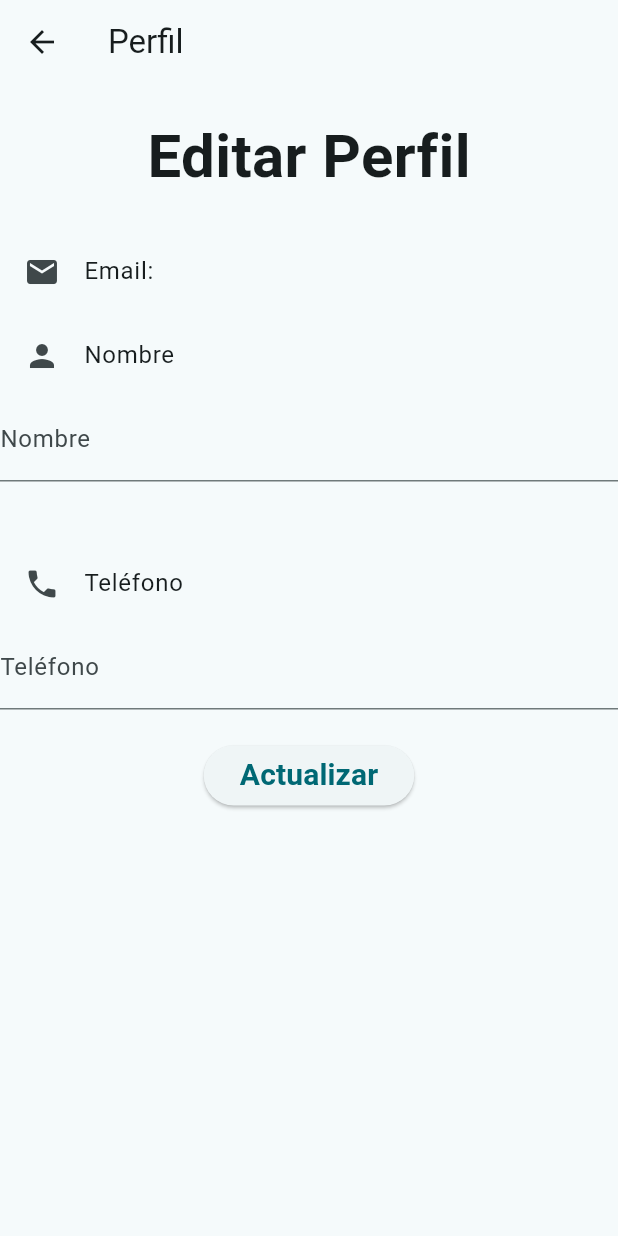
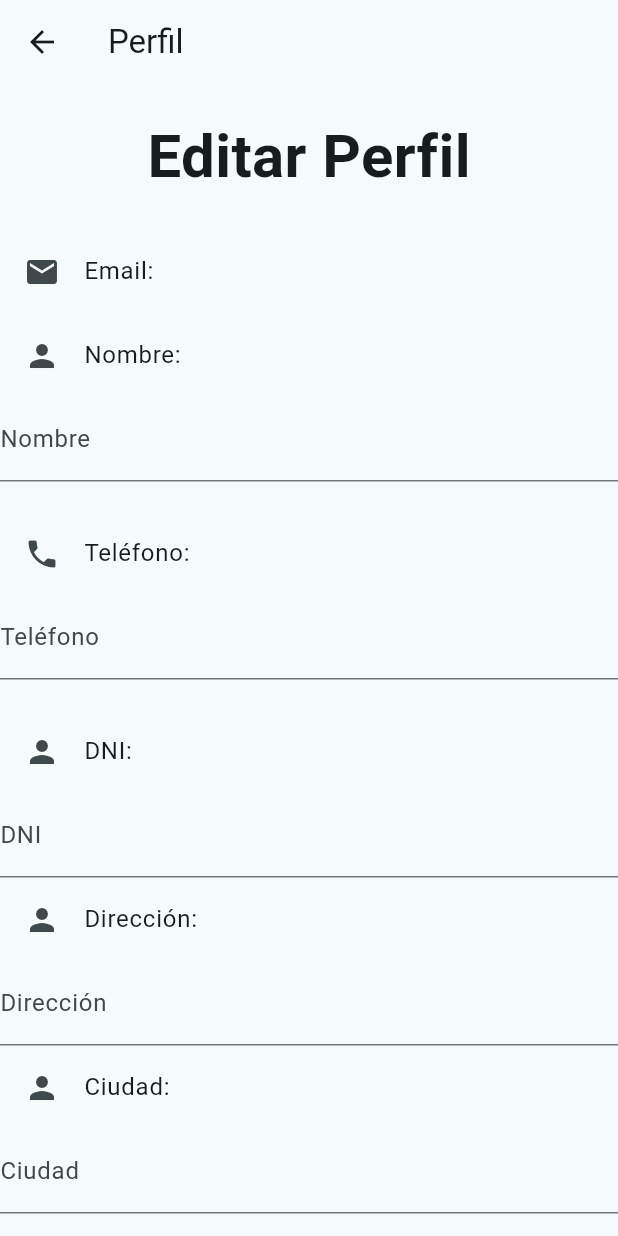
Before and after one commit to Isnotcristhianr/super_app_course, a Flutter app: the ProfileView screen opened by its route, on a phone screen of 412 x 824 dp. Run offline on Flutter 3.47's test engine with Material 3 defaults, Android fonts, the light colour scheme and no system bars; our stand-ins replace cloud_firestore, firebase_auth, firebase_core, get, google_sign_in; accounts and stored records are empty.

Commit message:
Agregar nuevos campos de dirección, ciudad, estado, código postal, país y DNI en el controlador de perfil. Actualizar la vista de perfil para incluir estos campos editables y reflejar los cambios en tiempo real en la interfaz de usuario. Modificar el método `updateProfile` para permitir la actualización de toda la información del usuario.

```diff
--- a/lib/bloc/controllers/profile_controller.dart
+++ b/lib/bloc/controllers/profile_controller.dart
@@ -8,6 +8,12 @@ class ProfileController extends GetxController {
   final RxString name = "".obs;
   final RxString email = "".obs;
   final RxString phone = "".obs;
+  final RxString address = "".obs;
+  final RxString city = "".obs;
+  final RxString state = "".obs;
+  final RxString zipCode = "".obs;
+  final RxString country = "".obs;
+  final RxString dni = "".obs;
 
   //metodos
   Future<void> getProfileUid() async {
@@ -24,9 +30,21 @@ class ProfileController extends GetxController {
           name.value = data?["name"] ?? "";
           email.value = data?["email"] ?? "";
           phone.value = data?["phone"] ?? "";
+          address.value = data?["address"] ?? "";
+          city.value = data?["city"] ?? "";
+          state.value = data?["state"] ?? "";
+          zipCode.value = data?["zipCode"] ?? "";
+          country.value = data?["country"] ?? "";
+          dni.value = data?["dni"] ?? "";
           debugPrint("name: ${name.value}");
           debugPrint("email: ${email.value}");
           debugPrint("phone: ${phone.value}");
+          debugPrint("address: ${address.value}");
+          debugPrint("city: ${city.value}");
+          debugPrint("state: ${state.value}");
+          debugPrint("zipCode: ${zipCode.value}");
+          debugPrint("country: ${country.value}");
+          debugPrint("dni: ${dni.value}");
         }
       } else {
         debugPrint("No hay usuario autenticado");
@@ -37,14 +55,32 @@ class ProfileController extends GetxController {
   }
 
   //actualizar perfil
-  Future<void> updateProfile(String name, String phone) async {
+  Future<void> updateProfile(
+    String name,
+    String phone,
+    String address,
+    String city,
+    String state,
+    String zipCode,
+    String country,
+    String dni,
+  ) async {
     try {
       //1. obtener uid
       final uid = FirebaseAuth.instance.currentUser?.uid;
 
       //2. actualizar
       final userdb = FirebaseFirestore.instance.collection("users");
-      await userdb.doc(uid).update({"name": name, "phone": phone});
+      await userdb.doc(uid).update({
+        "name": name,
+        "phone": phone,
+        "address": address,
+        "city": city,
+        "state": state,
+        "zipCode": zipCode,
+        "country": country,
+        "dni": dni,
+      });
       debugPrint("Perfil actualizado correctamente");
       Get.back();
     } catch (e) {
--- a/lib/presentation/views/profile/profile_view.dart
+++ b/lib/presentation/views/profile/profile_view.dart
@@ -20,17 +20,30 @@ class _ProfileViewState extends State<ProfileView> {
     ever(profilecontroller.email, (value) => emailController.text = value);
     ever(profilecontroller.phone, (value) => phoneController.text = value);
     ever(profilecontroller.name, (value) => nameController.text = value);
+    ever(profilecontroller.address, (value) => addressController.text = value);
+    ever(profilecontroller.city, (value) => cityController.text = value);
+    ever(profilecontroller.state, (value) => stateController.text = value);
+    ever(profilecontroller.zipCode, (value) => zipCodeController.text = value);
+    ever(profilecontroller.country, (value) => countryController.text = value);
+    ever(profilecontroller.dni, (value) => dniController.text = value);
   }
 
   final nameController = TextEditingController();
   final phoneController = TextEditingController();
   final emailController = TextEditingController();
+  final addressController = TextEditingController();
+  final cityController = TextEditingController();
+  final stateController = TextEditingController();
+  final zipCodeController = TextEditingController();
+  final countryController = TextEditingController();
+  final dniController = TextEditingController();
 
   @override
   Widget build(BuildContext context) {
     return Scaffold(
       appBar: AppBar(title: Text('Perfil')),
-      body: Column(
+      body: SingleChildScrollView(
+        child: Column(
           children: [
             SizedBox(height: 20),
             Text(
@@ -42,7 +55,10 @@ class _ProfileViewState extends State<ProfileView> {
               title: "Email: ${emailController.text}",
               icon: Icons.mail,
             ),
-          listaPerfil(title: "Nombre", icon: Icons.person),
+            listaPerfil(
+              title: "Nombre: ${nameController.text}",
+              icon: Icons.person,
+            ),
             FormField(
               builder: (context) {
                 return TextField(
@@ -52,9 +68,10 @@ class _ProfileViewState extends State<ProfileView> {
               },
             ),
             SizedBox(height: 20),
-
-          SizedBox(height: 20),
-          ListTile(leading: Icon(Icons.phone), title: Text("Teléfono")),
+            listaPerfil(
+              title: "Teléfono: ${phoneController.text}",
+              icon: Icons.phone,
+            ),
             FormField(
               builder: (context) {
                 return TextField(
@@ -64,11 +81,78 @@ class _ProfileViewState extends State<ProfileView> {
               },
             ),
             SizedBox(height: 20),
+            listaPerfil(
+              title: "DNI: ${dniController.text}",
+              icon: Icons.person,
+            ),
+            FormField(
+              builder: (context) {
+                return TextField(
+                  decoration: InputDecoration(labelText: "DNI"),
+                  controller: dniController,
+                );
+              },
+            ),
+            listaPerfil(
+              title: "Dirección: ${addressController.text}",
+              icon: Icons.person,
+            ),
+            FormField(
+              builder: (context) {
+                return TextField(
+                  decoration: InputDecoration(labelText: "Dirección"),
+                  controller: addressController,
+                );
+              },
+            ),
+            listaPerfil(
+              title: "Ciudad: ${cityController.text}",
+              icon: Icons.person,
+            ),
+            FormField(
+              builder: (context) {
+                return TextField(
+                  decoration: InputDecoration(labelText: "Ciudad"),
+                  controller: cityController,
+                );
+              },
+            ),
+            listaPerfil(
+              title: "Estado: ${stateController.text}",
+              icon: Icons.person,
+            ),
+            FormField(
+              builder: (context) {
+                return TextField(
+                  decoration: InputDecoration(labelText: "Estado"),
+                  controller: stateController,
+                );
+              },
+            ),
+            listaPerfil(
+              title: "Código Postal: ${zipCodeController.text}",
+              icon: Icons.person,
+            ),
+            FormField(
+              builder: (context) {
+                return TextField(
+                  decoration: InputDecoration(labelText: "Código Postal"),
+                  controller: zipCodeController,
+                );
+              },
+            ),
+            SizedBox(height: 20),
             ElevatedButton(
               onPressed: () {
                 profilecontroller.updateProfile(
                   nameController.text,
                   phoneController.text,
+                  addressController.text,
+                  cityController.text,
+                  stateController.text,
+                  zipCodeController.text,
+                  countryController.text,
+                  dniController.text,
                 );
               },
               child: Text(
@@ -77,6 +161,7 @@ class _ProfileViewState extends State<ProfileView> {
               ),
             ),
           ],
+        ),
       ),
     );
   }
```
Also changed, not shown: lib/data/models/user_model.dart (+15 -0 lines). Lines whose indentation alone changed are shown as unchanged.
